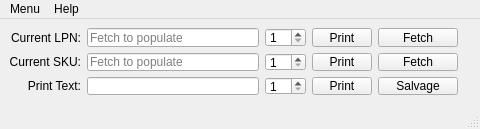
The window that mainwindow.ui (LMBernardo/LabelManager) describes before a commit, drawn with Qt 5.
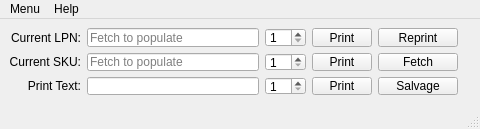
The same window after the commit. Icons and pictures are not drawn.

Commit message: Removed some unimplemented features and added reprint lpn button

```diff
--- a/mainwindow.ui
+++ b/mainwindow.ui
@@ -97,7 +97,7 @@
     <item row="0" column="4">
      <widget class="QPushButton" name="fetchLPNButton">
       <property name="text">
-       <string>Fetch</string>
+       <string>Reprint</string>
       </property>
      </widget>
     </item>
```
Left out of the diff: 5 changed lines with no effect on the pictures. The commit also changes 4 other files.
